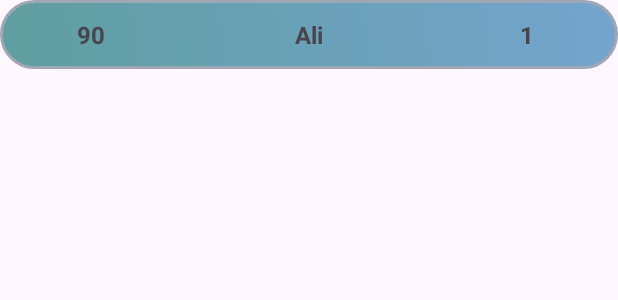
After one commit to amirreza-akbari/SoftwareTesting, an Android app: the layout item_score.xml on its own in the app's theme, with its tools: preview values and no code run, on a phone screen of 412 x 824 dp. The commit adds this screen. Shown: the top 300 px of the screen. Run offline under Robolectric (Android 15) with nearby library versions, the phone set to English and light mode, and no system bars.

Commit message:
Update for files

```diff
--- /dev/null
+++ b/app/src/main/res/layout/item_score.xml
@@ -0,0 +1,39 @@
+<?xml version="1.0" encoding="utf-8"?>
+<LinearLayout xmlns:android="http://schemas.android.com/apk/res/android"
+    android:layout_width="match_parent"
+    android:layout_height="wrap_content"
+    android:orientation="horizontal"
+    android:padding="12dp"
+    android:background="@drawable/rounded_corner"
+    android:layout_marginBottom="8dp">
+
+    <TextView
+        android:id="@+id/txtId"
+        android:layout_width="0dp"
+        android:layout_height="wrap_content"
+        android:layout_weight="1"
+        android:gravity="center"
+        android:text="1"
+        android:textStyle="bold"
+        android:textSize="16sp" />
+
+    <TextView
+        android:id="@+id/txtName"
+        android:layout_width="0dp"
+        android:layout_height="wrap_content"
+        android:layout_weight="2"
+        android:gravity="center"
+        android:text="Ali"
+        android:textStyle="bold"
+        android:textSize="16sp" />
+
+    <TextView
+        android:id="@+id/txtScore"
+        android:layout_width="0dp"
+        android:layout_height="wrap_content"
+        android:layout_weight="1"
+        android:gravity="center"
+        android:text="90"
+        android:textStyle="bold"
+        android:textSize="16sp" />
+</LinearLayout>
```
Also changed, not shown: app/src/main/java/com/example/healthcheckapp/TopScoresActivity.java (+312 -110 lines), app/src/main/res/layout/activity_topscores.xml (line endings or trailing spaces).
